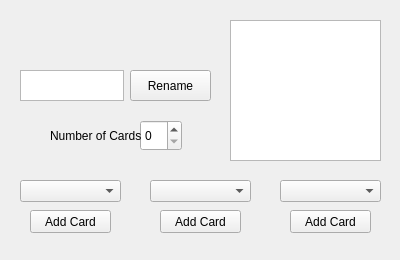
Above: Cluedo/PlayerInfo.ui from Stephen-ODriscoll/Cluedo before the change. Below: the same form after it.
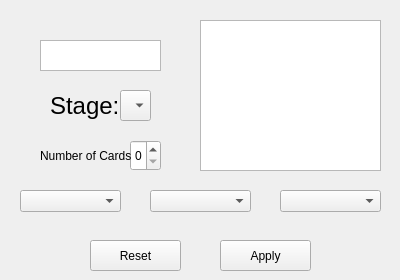
That is the form after the change.

The edit to the form file:
```diff
--- a/Cluedo/PlayerInfo.ui
+++ b/Cluedo/PlayerInfo.ui
@@ -7,7 +7,7 @@
     <x>0</x>
     <y>0</y>
     <width>400</width>
-    <height>260</height>
+    <height>280</height>
    </rect>
   </property>
   <property name="sizePolicy">
@@ -19,13 +19,13 @@
   <property name="minimumSize">
    <size>
     <width>400</width>
-    <height>260</height>
+    <height>280</height>
    </size>
   </property>
   <property name="maximumSize">
    <size>
     <width>400</width>
-    <height>260</height>
+    <height>280</height>
    </size>
   </property>
   <property name="windowTitle">
@@ -35,7 +35,7 @@
    <property name="geometry">
     <rect>
      <x>20</x>
-     <y>180</y>
+     <y>190</y>
      <width>101</width>
      <height>22</height>
     </rect>
@@ -45,7 +45,7 @@
    <property name="geometry">
     <rect>
      <x>150</x>
-     <y>180</y>
+     <y>190</y>
      <width>101</width>
      <height>22</height>
     </rect>
@@ -55,7 +55,7 @@
    <property name="geometry">
     <rect>
      <x>280</x>
-     <y>180</y>
+     <y>190</y>
      <width>101</width>
      <height>22</height>
     </rect>
@@ -64,49 +64,36 @@
   <widget class="QPushButton" name="cat1Button">
    <property name="geometry">
     <rect>
-     <x>30</x>
-     <y>210</y>
-     <width>81</width>
-     <height>23</height>
+     <x>90</x>
+     <y>240</y>
+     <width>91</width>
+     <height>31</height>
     </rect>
    </property>
    <property name="text">
-    <string>Add Card</string>
+    <string>Reset</string>
    </property>
   </widget>
   <widget class="QPushButton" name="cat2Button">
    <property name="geometry">
     <rect>
-     <x>160</x>
-     <y>210</y>
-     <width>81</width>
-     <height>23</height>
+     <x>220</x>
+     <y>240</y>
+     <width>91</width>
+     <height>31</height>
     </rect>
    </property>
    <property name="text">
-    <string>Add Card</string>
-   </property>
-  </widget>
-  <widget class="QPushButton" name="cat3Button">
-   <property name="geometry">
-    <rect>
-     <x>290</x>
-     <y>210</y>
-     <width>81</width>
-     <height>23</height>
-    </rect>
-   </property>
-   <property name="text">
-    <string>Add Card</string>
+    <string>Apply</string>
    </property>
   </widget>
   <widget class="QListWidget" name="cardsList">
    <property name="geometry">
     <rect>
-     <x>230</x>
+     <x>200</x>
      <y>20</y>
-     <width>151</width>
-     <height>141</height>
+     <width>181</width>
+     <height>151</height>
     </rect>
    </property>
    <property name="sizePolicy">
@@ -122,32 +109,19 @@
   <widget class="QTextEdit" name="renameText">
    <property name="geometry">
     <rect>
-     <x>20</x>
-     <y>70</y>
-     <width>104</width>
+     <x>40</x>
+     <y>40</y>
+     <width>121</width>
      <height>31</height>
     </rect>
    </property>
   </widget>
-  <widget class="QPushButton" name="renameButton">
-   <property name="geometry">
-    <rect>
-     <x>130</x>
-     <y>70</y>
-     <width>81</width>
-     <height>31</height>
-    </rect>
-   </property>
-   <property name="text">
-    <string>Rename</string>
-   </property>
-  </widget>
   <widget class="QSpinBox" name="numCardsBox">
    <property name="geometry">
     <rect>
-     <x>140</x>
-     <y>120</y>
-     <width>42</width>
+     <x>130</x>
+     <y>140</y>
+     <width>31</width>
      <height>31</height>
     </rect>
    </property>
@@ -155,8 +129,8 @@
   <widget class="QLabel" name="numCardsLabel">
    <property name="geometry">
     <rect>
-     <x>50</x>
-     <y>120</y>
+     <x>40</x>
+     <y>140</y>
      <width>91</width>
      <height>31</height>
     </rect>
@@ -165,6 +139,34 @@
     <string>Number of Cards:</string>
    </property>
   </widget>
+  <widget class="QLabel" name="stageLabel">
+   <property name="geometry">
+    <rect>
+     <x>50</x>
+     <y>90</y>
+     <width>71</width>
+     <height>31</height>
+    </rect>
+   </property>
+   <property name="font">
+    <font>
+     <pointsize>18</pointsize>
+    </font>
+   </property>
+   <property name="text">
+    <string>Stage:</string>
+   </property>
+  </widget>
+  <widget class="QComboBox" name="stageBox">
+   <property name="geometry">
+    <rect>
+     <x>120</x>
+     <y>90</y>
+     <width>31</width>
+     <height>31</height>
+    </rect>
+   </property>
+  </widget>
  </widget>
  <resources/>
  <connections/>
```
Left out of the diff: 4 changed lines with no effect on the pictures.
